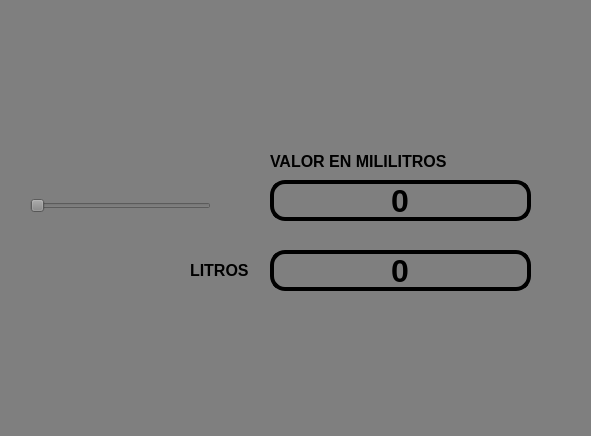
Above: Unidad II/Tareas/E03_Mililitros_a_Litros.ui from P4B11nn/PIP_2025_Unidad1_Eq5 before the change. Below: the same form after it.
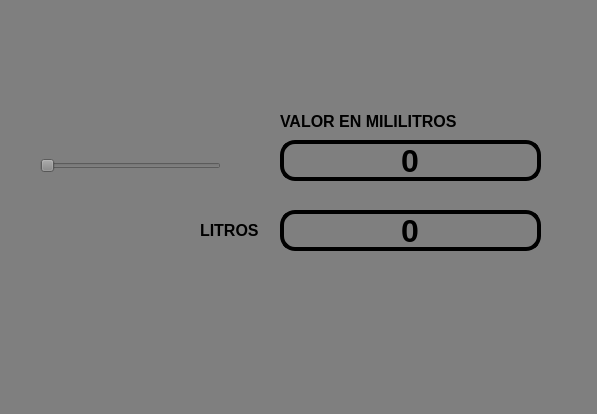
That is the form after the change. Icons and pictures are not drawn.

What changed in the file:
```diff
--- a/Unidad II/Tareas/E03_Mililitros_a_Litros.ui
+++ b/Unidad II/Tareas/E03_Mililitros_a_Litros.ui
@@ -6,8 +6,8 @@
    <rect>
     <x>0</x>
     <y>0</y>
-    <width>591</width>
-    <height>436</height>
+    <width>597</width>
+    <height>414</height>
    </rect>
   </property>
   <property name="font">
@@ -26,10 +26,10 @@
    <widget class="QLabel" name="imagen_2">
     <property name="geometry">
      <rect>
-      <x>410</x>
-      <y>0</y>
-      <width>171</width>
-      <height>71</height>
+      <x>400</x>
+      <y>-10</y>
+      <width>181</width>
+      <height>81</height>
      </rect>
     </property>
     <property name="styleSheet">
@@ -48,10 +48,10 @@
    <widget class="QLabel" name="imagen_3">
     <property name="geometry">
      <rect>
-      <x>470</x>
-      <y>330</y>
-      <width>111</width>
-      <height>71</height>
+      <x>430</x>
+      <y>270</y>
+      <width>151</width>
+      <height>101</height>
      </rect>
     </property>
     <property name="styleSheet">
@@ -70,8 +70,8 @@
    <widget class="QLabel" name="label">
     <property name="geometry">
      <rect>
-      <x>270</x>
-      <y>146</y>
+      <x>280</x>
+      <y>106</y>
       <width>231</width>
       <height>31</height>
      </rect>
@@ -90,8 +90,8 @@
    <widget class="QLineEdit" name="txt_valor">
     <property name="geometry">
      <rect>
-      <x>270</x>
-      <y>180</y>
+      <x>280</x>
+      <y>140</y>
       <width>261</width>
       <height>41</height>
      </rect>
@@ -117,8 +117,8 @@
    <widget class="QSlider" name="horizontalSlider">
     <property name="geometry">
      <rect>
-      <x>30</x>
-      <y>180</y>
+      <x>40</x>
+      <y>140</y>
       <width>181</width>
       <height>51</height>
      </rect>
@@ -130,8 +130,8 @@
    <widget class="QLineEdit" name="txt_valor_2">
     <property name="geometry">
      <rect>
-      <x>270</x>
-      <y>250</y>
+      <x>280</x>
+      <y>210</y>
       <width>261</width>
       <height>41</height>
      </rect>
@@ -157,8 +157,8 @@
    <widget class="QLabel" name="label_2">
     <property name="geometry">
      <rect>
-      <x>190</x>
-      <y>250</y>
+      <x>200</x>
+      <y>210</y>
       <width>61</width>
       <height>41</height>
      </rect>
@@ -177,10 +177,10 @@
    <widget class="QLabel" name="label_3">
     <property name="geometry">
      <rect>
-      <x>0</x>
+      <x>10</x>
       <y>0</y>
-      <width>261</width>
-      <height>71</height>
+      <width>291</width>
+      <height>61</height>
      </rect>
     </property>
     <property name="text">
```
Left out of the diff: 8 changed lines with no effect on the pictures.
